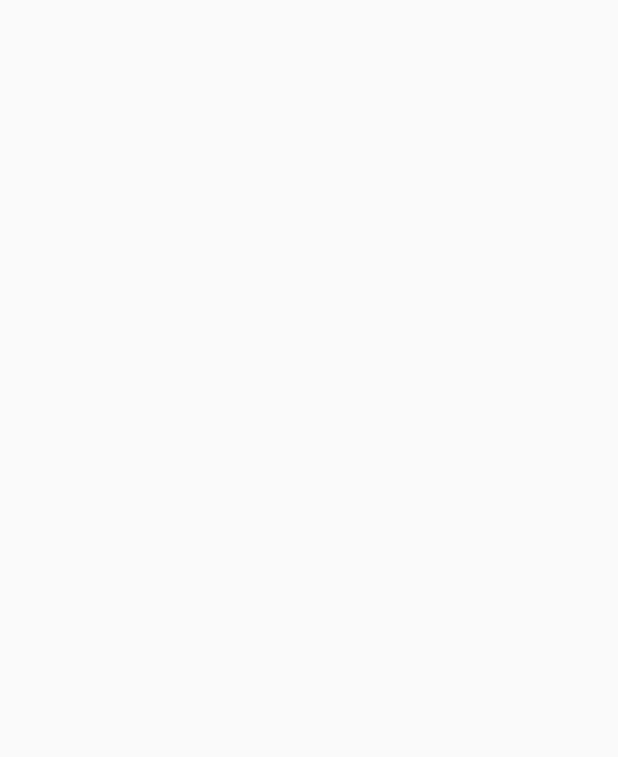
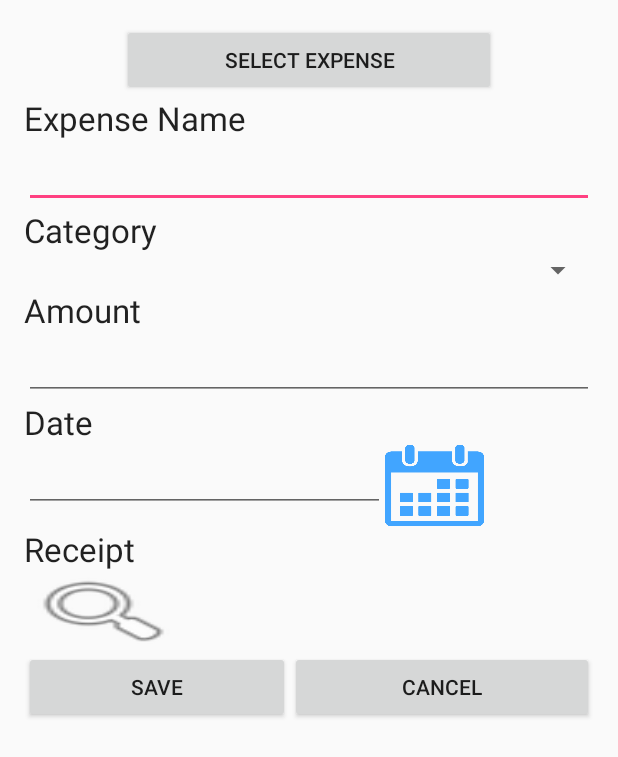
Before and after one commit to shanbutler/ITCS4180HW, an Android app: the EditExpense screen opened directly, with no data from a screen before it, on a phone screen of 412 x 824 dp. Before the commit the part shown is empty. Shown: the top 757 px of the screen. Run offline under Robolectric (Android 15) with nearby library versions, the phone set to English and light mode, and no system bars.

Commit message:
can't get alert dialog to work with parcelable

```diff
--- a/ExpenseApp/app/src/main/java/com/example/shan/expenseapp/AddExpense.java
+++ b/ExpenseApp/app/src/main/java/com/example/shan/expenseapp/AddExpense.java
@@ -90,8 +90,10 @@ public class AddExpense extends AppCompatActivity {
 
                 Intent returnMain = new Intent(AddExpense.this, MainActivity.class);
                 Expense e = new Expense(name, category, amount, date, uri);
+                Bundle b = new Bundle();
+                b.putParcelable("NEW_EXPENSE", e);
                 startActivity(returnMain);
-                returnMain.putExtra("NEW_EXPENSE", e);
+                returnMain.putExtras(b);
 
             }
         });
--- a/ExpenseApp/app/src/main/java/com/example/shan/expenseapp/EditExpense.java
+++ b/ExpenseApp/app/src/main/java/com/example/shan/expenseapp/EditExpense.java
@@ -1,19 +1,84 @@
 package com.example.shan.expenseapp;
 
+import android.app.AlertDialog;
+import android.content.DialogInterface;
+import android.content.Intent;
 import android.os.Bundle;
 import android.support.design.widget.FloatingActionButton;
 import android.support.design.widget.Snackbar;
 import android.support.v7.app.AppCompatActivity;
 import android.support.v7.widget.Toolbar;
 import android.view.View;
+import android.widget.Button;
 
-public class EditExpense extends AppCompatActivity {
+import java.util.ArrayList;
 
+public class EditExpense extends MainActivity {
+
+    Button saveButton;
+    Button cancelButton;
+    Button selectExpense;
+    ArrayList<Expense> expenses = new ArrayList<>();
+    //String[] stringExp = new String[];
+    Bundle b = new Bundle();
+
+    Intent main;
     @Override
     protected void onCreate(Bundle savedInstanceState) {
         super.onCreate(savedInstanceState);
         setContentView(R.layout.activity_edit_expense);
 
+        saveButton = (Button) findViewById(R.id.saveButton);
+        cancelButton = (Button) findViewById(R.id.cancelButton);
+        selectExpense = (Button) findViewById(R.id.selectExpButton);
+        main = new Intent(EditExpense.this, MainActivity.class);
+
+        // retrieve expenses
+        if(getIntent().getExtras() != null){
+
+            //b.putParcelable("EXPENSES", getIntent().getParcelableExtra("EXPENSES_LIST"));
+
+            expenses = getIntent().getParcelableArrayListExtra("EXPENSES_LIST");
+            //String[] expList;
+
+
+
+        }
+
+
+
+        selectExpense.setOnClickListener(new View.OnClickListener() {
+            @Override
+            public void onClick(View v) {
+                new AlertDialog.Builder(EditExpense.this)
+                        .setTitle("Expenses")
+                        .setItems(expenses, new DialogInterface.OnClickListener() {
+                            public void onClick(DialogInterface dialog, int item) {
+                                // Do something with the selection
+
+                            }
+                        })
+                        .setCancelable(true)
+                        .show();
+
+
+
+            }
+        });
+
+        saveButton.setOnClickListener(new View.OnClickListener() {
+            @Override
+            public void onClick(View v) {
+
+                startActivity(main);
+            }
+        });
+        cancelButton.setOnClickListener(new View.OnClickListener() {
+            @Override
+            public void onClick(View v) {
+                startActivity(main);
+            }
+        });
 
 
     }
--- a/ExpenseApp/app/src/main/java/com/example/shan/expenseapp/Expense.java
+++ b/ExpenseApp/app/src/main/java/com/example/shan/expenseapp/Expense.java
@@ -29,8 +29,11 @@ public class Expense implements Parcelable{
         this.uri = u;
     }
 
+    public String getName(){
+        return name;
+    }
     public Expense(Parcel in){
-
+        readFromParcel(in);
 
     }
 
@@ -50,6 +53,16 @@ public class Expense implements Parcelable{
         return 0;
     }
 
+    public void readFromParcel(Parcel in)
+    {
+        name = in.readString();
+        category = in.readString();
+        amount = in.readDouble();
+        date = in.readString();
+        String u = uri.toString();
+        u = in.readString();
+    }
+
     @Override
     public void writeToParcel(Parcel dest, int flags) {
 
--- a/ExpenseApp/app/src/main/java/com/example/shan/expenseapp/MainActivity.java
+++ b/ExpenseApp/app/src/main/java/com/example/shan/expenseapp/MainActivity.java
@@ -58,6 +58,7 @@ public class MainActivity extends AppCompatActivity {
         if(getIntent().getExtras() != null){
             exp = getIntent().getParcelableExtra("NEW_EXPENSE");
             expObjList[numExpenses].add(exp);
+            numExpenses++;
 
         }
 
@@ -71,6 +72,14 @@ public class MainActivity extends AppCompatActivity {
         editExpButton.setOnClickListener(new View.OnClickListener() {
             @Override
             public void onClick(View v) {
+                // send arraylist of expense names
+                //String[] expNames = new String[expObjList.length];
+                //for(int i = 0; i < expObjList.length; i++){
+                //    expNames[i] = expObjList[i].getName();
+
+                //}
+
+                editIntent.putExtra("EXPENSES_LIST", expObjList);
                 startActivity(editIntent);
             }
         });
--- a/ExpenseApp/app/src/main/res/layout/activity_edit_expense.xml
+++ b/ExpenseApp/app/src/main/res/layout/activity_edit_expense.xml
@@ -8,9 +8,113 @@
     android:paddingRight="@dimen/activity_horizontal_margin"
     android:paddingTop="@dimen/activity_vertical_margin"
     tools:context="com.example.shan.expenseapp.MainActivity"
-    android:orientation="vertical">
+    android:orientation="vertical"
+    android:weightSum="1">
 
 
+    <Button
+        android:layout_width="249dp"
+        android:layout_height="wrap_content"
+        android:layout_gravity="center_horizontal"
+        android:padding="10dp"
+        android:id="@+id/selectExpButton"
+        android:text="@string/selExpenseText" />
+
+    <TextView
+        android:layout_width="wrap_content"
+        android:layout_height="wrap_content"
+        android:textAppearance="?android:attr/textAppearanceLarge"
+        android:text="@string/expName"
+        android:id="@+id/textView" />
+
+    <EditText
+        android:layout_width="match_parent"
+        android:layout_height="wrap_content"
+        android:id="@+id/expNameText" />
+
+    <TextView
+        android:layout_width="wrap_content"
+        android:layout_height="wrap_content"
+        android:textAppearance="?android:attr/textAppearanceLarge"
+        android:text="@string/category"
+        android:id="@+id/textView2" />
+
+    <Spinner
+        android:layout_width="match_parent"
+        android:layout_height="wrap_content"
+        android:id="@+id/spinner"
+        />
+
+    <TextView
+        android:layout_width="wrap_content"
+        android:layout_height="wrap_content"
+        android:textAppearance="?android:attr/textAppearanceLarge"
+        android:text="@string/amountText"
+        android:id="@+id/textView3" />
+
+    <EditText
+        android:layout_width="match_parent"
+        android:layout_height="wrap_content"
+        android:inputType="numberDecimal"
+        android:id="@+id/expAmountText" />
+
+    <TextView
+        android:layout_width="wrap_content"
+        android:layout_height="wrap_content"
+        android:textAppearance="?android:attr/textAppearanceLarge"
+        android:text="@string/dateText"
+        android:id="@+id/textView4" />
+
+    <LinearLayout
+        android:layout_width="match_parent"
+        android:layout_height="wrap_content"
+        android:weightSum="1">
+
+        <EditText
+            android:layout_width="wrap_content"
+            android:layout_height="wrap_content"
+            android:layout_weight=".75"
+            android:inputType="date"
+            android:id="@+id/dateView" />
+
+        <ImageButton
+            android:layout_width="66dp"
+            android:layout_height="55dp"
+            android:background="@drawable/calendar_icon"
+            android:id="@+id/calendarButton"
+            android:onClick="setDate"/>
+
+    </LinearLayout>
+
+    <TextView
+        android:layout_width="wrap_content"
+        android:layout_height="wrap_content"
+        android:textAppearance="?android:attr/textAppearanceLarge"
+        android:text="@string/receipt"
+        android:id="@+id/textView5" />
+
+    <ImageButton
+        android:layout_width="106dp"
+        android:layout_height="53dp"
+        android:id="@+id/receiptButton"
+        android:background="@android:drawable/ic_menu_search" />
+
+    <LinearLayout
+        android:layout_width="match_parent"
+        android:layout_height="wrap_content">
+        <Button
+            android:layout_width="177dp"
+            android:layout_height="wrap_content"
+            android:text="@string/saveText"
+            android:id="@+id/saveButton" />
+
+        <Button
+            android:layout_width="match_parent"
+            android:layout_height="wrap_content"
+            android:id="@+id/cancelButton"
+            android:text="@string/cancelText" />
+
+    </LinearLayout>
 
 
 
--- a/ExpenseApp/app/src/main/res/values/strings.xml
+++ b/ExpenseApp/app/src/main/res/values/strings.xml
@@ -16,6 +16,9 @@
     <string name="dateText">Date</string>
     <string name="receipt">Receipt</string>
     <string name="addExpT">Add Expense</string>
+    <string name="selExpenseText">Select Expense</string>
+    <string name="saveText">Save</string>
+    <string name="cancelText">Cancel</string>
 
     // spinner array; drop down for categories of expenses
     <string-array name="expense_categories">
```
